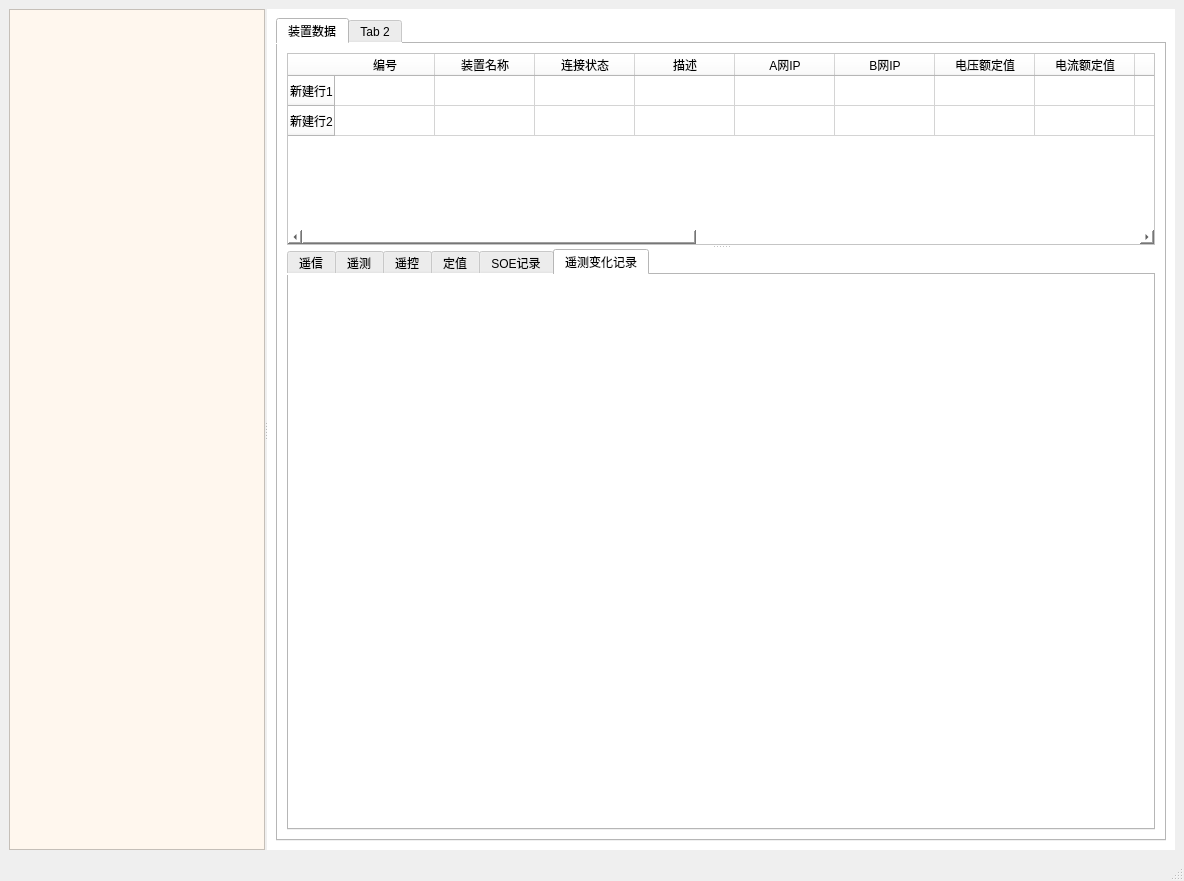
This is mainwindow.ui in Sakeyuan/DeviceTest as Qt 5 draws it before an edit. The edited form follows.
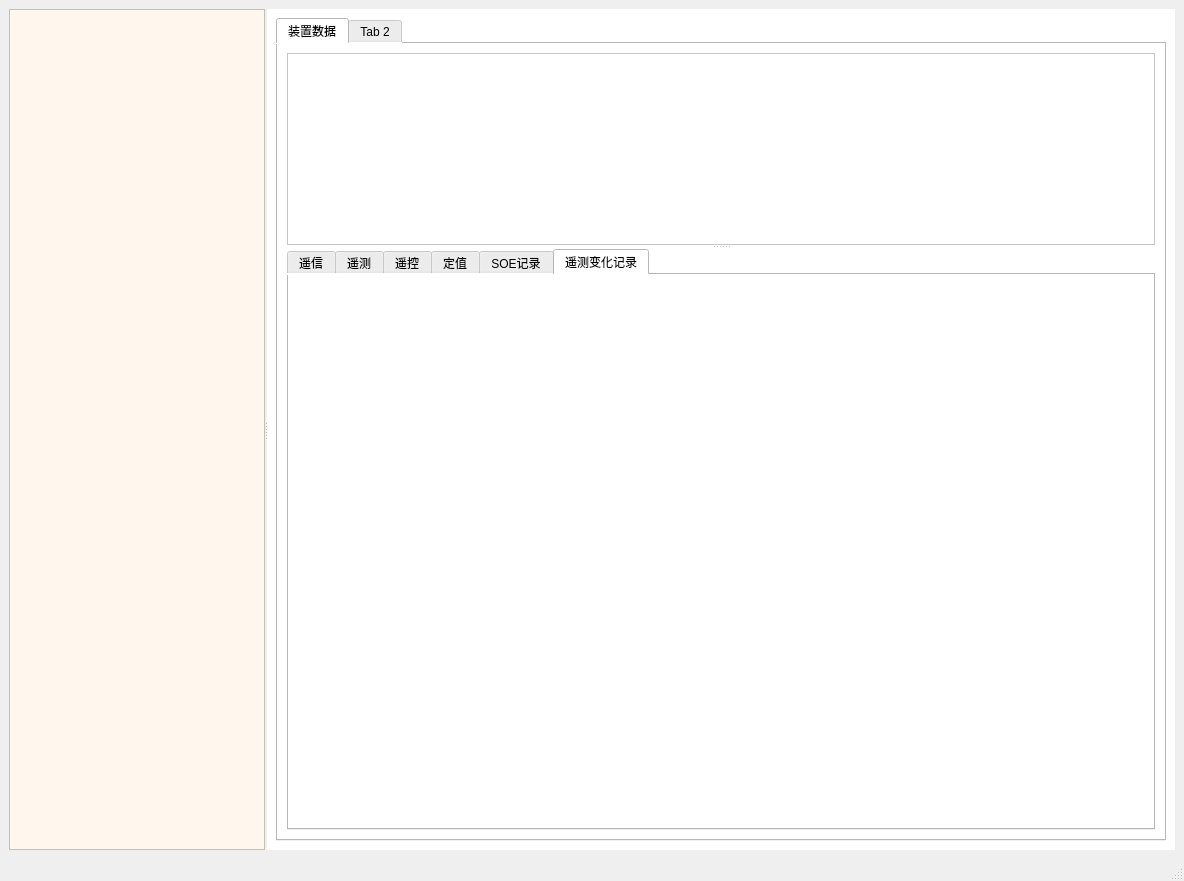
This is the edited form.

Diff of the .ui file:
```diff
--- a/mainwindow.ui
+++ b/mainwindow.ui
@@ -153,7 +153,7 @@
                   <property name="orientation">
                    <enum>Qt::Orientation::Vertical</enum>
                   </property>
-                  <widget class="QTableWidget" name="deviceWidget">
+                  <widget class="QTableView" name="deviceTableView">
                    <property name="sizePolicy">
                     <sizepolicy hsizetype="Expanding" vsizetype="Expanding">
                      <horstretch>0</horstretch>
@@ -163,101 +163,6 @@
                    <property name="contextMenuPolicy">
                     <enum>Qt::ContextMenuPolicy::CustomContextMenu</enum>
                    </property>
-                   <row>
-                    <property name="text">
-                     <string>新建行1</string>
-                    </property>
-                   </row>
-                   <row>
-                    <property name="text">
-                     <string>新建行2</string>
-                    </property>
-                   </row>
-                   <column>
-                    <property name="text">
-                     <string>编号</string>
-                    </property>
-                   </column>
-                   <column>
-                    <property name="text">
-                     <string>装置名称</string>
-                    </property>
-                   </column>
-                   <column>
-                    <property name="text">
-                     <string>连接状态</string>
-                    </property>
-                   </column>
-                   <column>
-                    <property name="text">
-                     <string>描述</string>
-                    </property>
-                   </column>
-                   <column>
-                    <property name="text">
-                     <string>A网IP</string>
-                    </property>
-                   </column>
-                   <column>
-                    <property name="text">
-                     <string>B网IP</string>
-                    </property>
-                   </column>
-                   <column>
-                    <property name="text">
-                     <string>电压额定值</string>
-                    </property>
-                   </column>
-                   <column>
-                    <property name="text">
-                     <string>电流额定值</string>
-                    </property>
-                   </column>
-                   <column>
-                    <property name="text">
-                     <string>功率额定值</string>
-                    </property>
-                   </column>
-                   <column>
-                    <property name="text">
-                     <string>电压变比</string>
-                    </property>
-                   </column>
-                   <column>
-                    <property name="text">
-                     <string>电流变比</string>
-                    </property>
-                   </column>
-                   <column>
-                    <property name="text">
-                     <string>功率变比</string>
-                    </property>
-                   </column>
-                   <column>
-                    <property name="text">
-                     <string>电压系数</string>
-                    </property>
-                   </column>
-                   <column>
-                    <property name="text">
-                     <string>电流系数</string>
-                    </property>
-                   </column>
-                   <column>
-                    <property name="text">
-                     <string>功率系数</string>
-                    </property>
-                   </column>
-                   <column>
-                    <property name="text">
-                     <string>最大电压</string>
-                    </property>
-                   </column>
-                   <column>
-                    <property name="text">
-                     <string>最大电流</string>
-                    </property>
-                   </column>
                   </widget>
                   <widget class="QTabWidget" name="tabWidget_signal">
                    <property name="sizePolicy">
```
Left out of the diff: 3 changed lines with no effect on the pictures.
